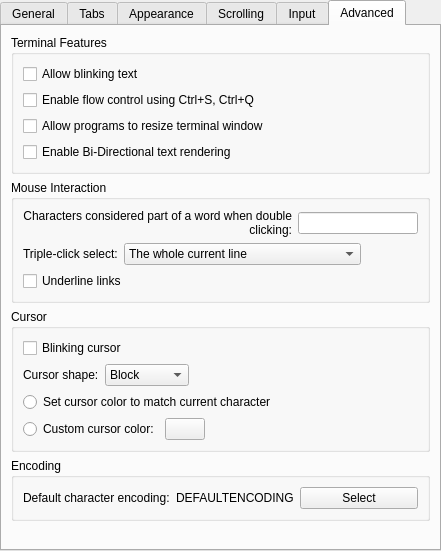
Old version of the form src/EditProfileDialog.ui in the repository KDE/konsole.
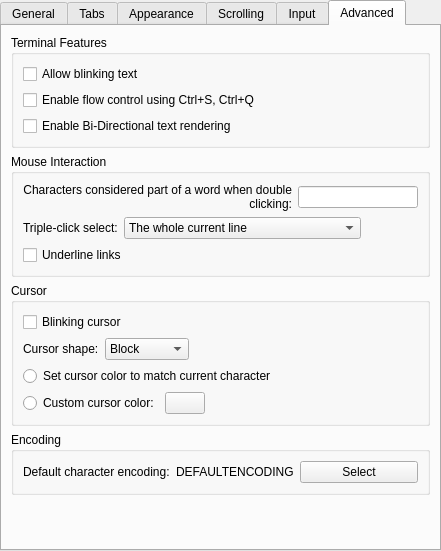
New version of the form. The open tabs and pages were chosen to show the change. Custom widgets are drawn as their Qt base class.

Commit message:
Remove the per-profile option "AllowProgramsToResizeWindow"
  * It never works in KDE4
  * It is never revealed to users in KDE4
  * It is better to be a global and konsole-only option; does it make
    sense for a konsolepart to resize itself?

What changed in the file:
```diff
--- a/src/EditProfileDialog.ui
+++ b/src/EditProfileDialog.ui
@@ -866,22 +866,6 @@
             </property>
            </widget>
           </item>
-          <item>
-           <widget class="QCheckBox" name="enableResizeWindowButton">
-            <property name="sizePolicy">
-             <sizepolicy hsizetype="Preferred" vsizetype="Fixed">
-              <horstretch>0</horstretch>
-              <verstretch>0</verstretch>
-             </sizepolicy>
-            </property>
-            <property name="toolTip">
-             <string>Allow terminal programs to resize the window</string>
-            </property>
-            <property name="text">
-             <string>Allow programs to resize terminal window</string>
-            </property>
-           </widget>
-          </item>
           <item>
            <widget class="QCheckBox" name="enableBidiRenderingButton">
             <property name="sizePolicy">
```
The commit also changes 4 other files.
